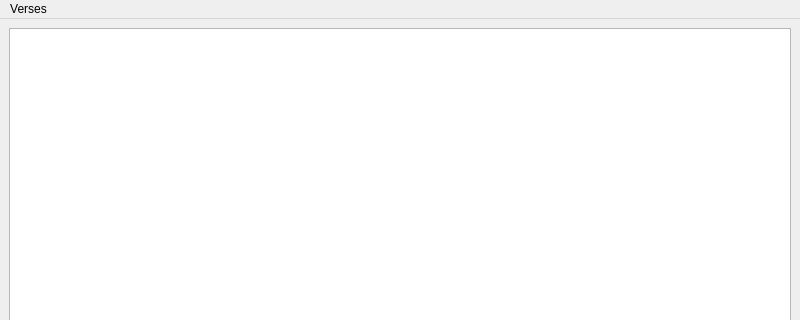
Above: dataentry.ui from deadlytoah/mvp before the change; both pictures show x 0 to 800 and y 0 to 320 of the 800 by 600 pixel window. Below: the same form after it.
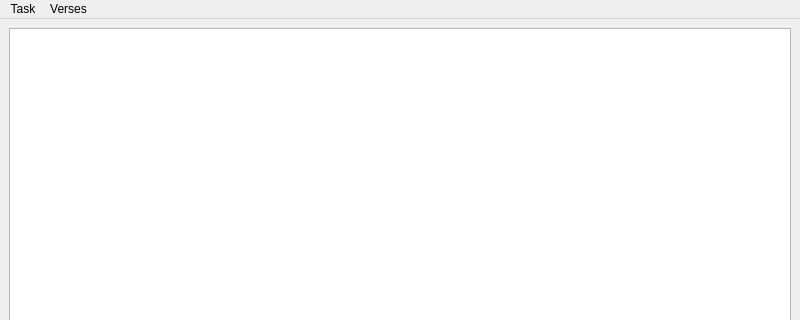
That is the form after the change.

Commit message: Show the flash card screen.

```diff
--- a/dataentry.ui
+++ b/dataentry.ui
@@ -76,6 +76,14 @@
     </property>
     <addaction name="action_scrub"/>
    </widget>
+   <widget class="QMenu" name="menuData_Entry">
+    <property name="title">
+     <string>Task</string>
+    </property>
+    <addaction name="actionVerse_Entry"/>
+    <addaction name="action_view_flash_cards"/>
+   </widget>
+   <addaction name="menuData_Entry"/>
    <addaction name="menuVerses"/>
   </widget>
   <action name="action_scrub">
```
Left out of the diff: 24 changed lines with no effect on the pictures. The commit also changes 5 other files.
